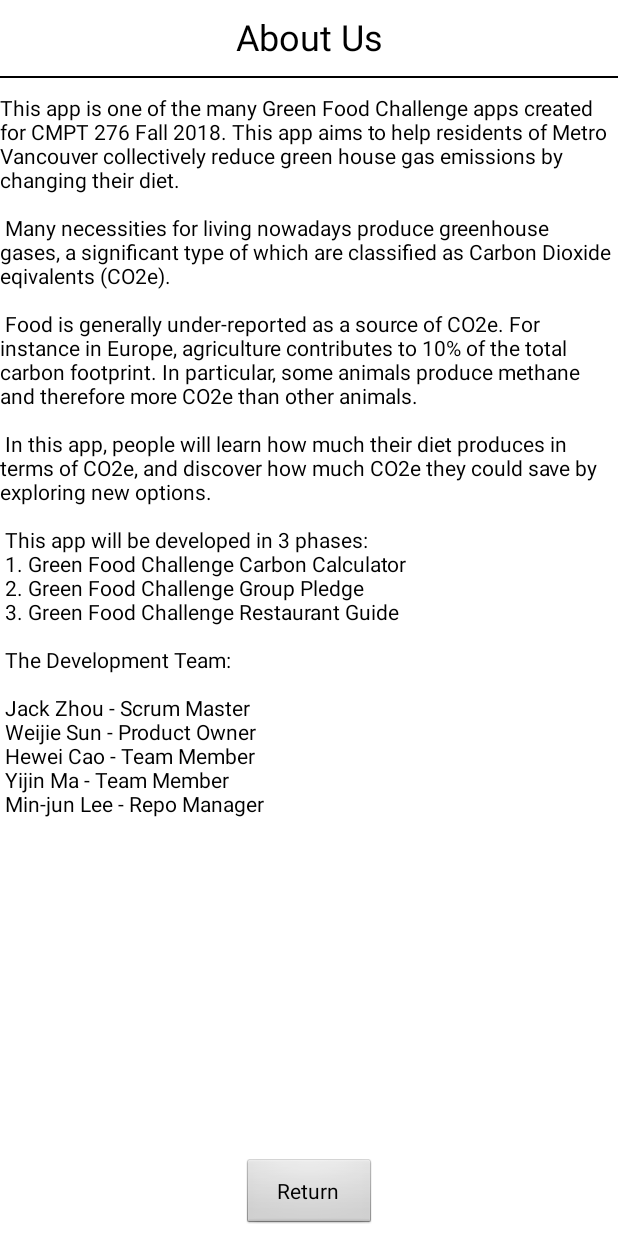
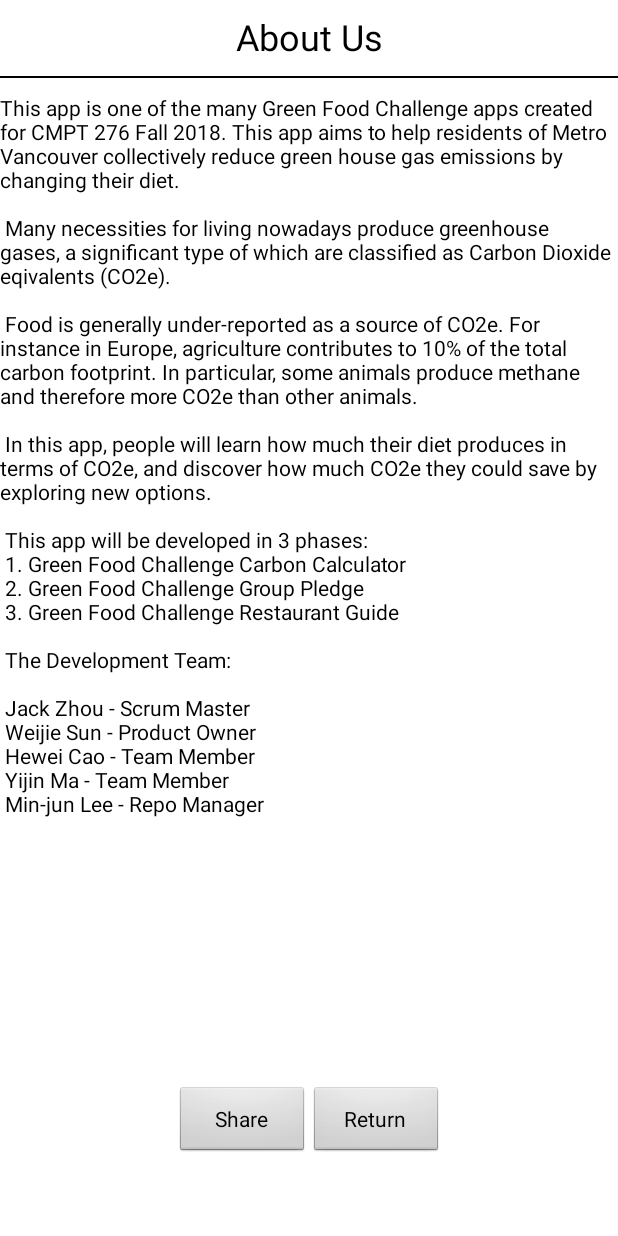
Before and after one commit to jryzkns/VerdeFoodChallenge, an Android app: the ActivityAboutUs screen opened directly, with no data from a screen before it, on a phone screen of 412 x 824 dp. Run offline under Robolectric (Android 15) with nearby library versions, the phone set to English and light mode, and no system bars.

Commit message:
basic sharing mechanism working.
follow up with this:
https://developers.facebook.com/docs/sharing/android

```diff
--- a/app/build.gradle
+++ b/app/build.gradle
@@ -25,4 +25,6 @@ dependencies {
     testImplementation 'junit:junit:4.12'
     androidTestImplementation 'com.android.support.test:runner:1.0.2'
     androidTestImplementation 'com.android.support.test.espresso:espresso-core:3.0.2'
+
+    implementation 'com.facebook.android:facebook-android-sdk:[4,5)'
 }
--- a/app/src/main/java/allinmain/cmpt276/verdefoodchallenge/ActivityAboutUs.java
+++ b/app/src/main/java/allinmain/cmpt276/verdefoodchallenge/ActivityAboutUs.java
@@ -1,13 +1,20 @@
 package allinmain.cmpt276.verdefoodchallenge;
 
 import android.app.Activity;
+import android.content.Intent;
 import android.os.Bundle;
 import android.view.View;
+import android.view.View.OnClickListener;
 import android.widget.Button;
 import android.widget.GridView;
 
-public class ActivityAboutUs extends Activity implements View.OnClickListener {
-    private Button iknow;
+public class ActivityAboutUs extends Activity implements OnClickListener {
+
+    private Button iknow,share;
+
+    Intent shareIntent;
+
+    String shareBody = "I am making positive change on the world with this app, come join me!";
 
     @Override
     protected void onCreate(Bundle savedInstanceState) {
@@ -20,6 +27,21 @@ public class ActivityAboutUs extends Activity implements View.OnClickListener {
     {
         iknow=(Button)this.findViewById(R.id.iknow);
         iknow.setOnClickListener(this);
+
+        share=(Button)this.findViewById(R.id.share);
+        share.setOnClickListener(new View.OnClickListener() {
+            @Override
+            public void onClick(View v){
+                shareIntent = new Intent(Intent.ACTION_SEND);
+                shareIntent.setType("test/pain");
+                shareIntent.putExtra(Intent.EXTRA_SUBJECT, "Verde Food Challenge!");
+                shareIntent.putExtra(Intent.EXTRA_TEXT, shareBody);
+                startActivity(Intent.createChooser(shareIntent, "Share to: "));
+
+            }
+
+        });
+
     }
     //Exit activity
     @Override
--- a/app/src/main/res/layout/activity_aboutus.xml
+++ b/app/src/main/res/layout/activity_aboutus.xml
@@ -34,6 +34,28 @@
     android:layout_marginTop="10dp"
     android:text="@string/about_info"/>
 
+    <LinearLayout
+        android:layout_width="wrap_content"
+        android:layout_height="0dp"
+        android:orientation="horizontal"
+        tools:layout_editor_absoluteX="128dp"
+        tools:layout_editor_absoluteY="141dp"
+        app:layout_constraintBottom_toBottomOf="parent"
+        app:layout_constraintLeft_toLeftOf="parent"
+        app:layout_constraintRight_toRightOf="parent">
+
+
+        <Button
+            android:id="@+id/share"
+            android:layout_width="89dp"
+            android:layout_height="wrap_content"
+            android:layout_marginBottom="52dp"
+            android:text="@string/share"
+            app:layout_constraintBottom_toBottomOf="parent"
+            app:layout_constraintHorizontal_bias="0.779"
+            app:layout_constraintLeft_toLeftOf="parent"
+            app:layout_constraintRight_toRightOf="parent" />
+
         <Button
             android:id="@+id/iknow"
             android:layout_width="89dp"
@@ -41,8 +63,12 @@
             android:layout_marginBottom="4dp"
             android:text="@string/ret"
             app:layout_constraintBottom_toBottomOf="parent"
+            app:layout_constraintHorizontal_bias="0.779"
             app:layout_constraintLeft_toLeftOf="parent"
             app:layout_constraintRight_toRightOf="parent" />
 
 
+    </LinearLayout>
+
+
 </android.support.constraint.ConstraintLayout>
--- a/app/src/main/res/values/strings.xml
+++ b/app/src/main/res/values/strings.xml
@@ -49,5 +49,8 @@
     <string name="random">Random</string>
     <string name="splash">Welcome to \nGreen Food Challenge!</string>
     <string name="start">Start</string>
+    <string name="share">Share</string>
+
+    <string name="facebook_app_id">2175579612701136</string>
 
 </resources>
--- a/build.gradle
+++ b/build.gradle
@@ -5,6 +5,7 @@ buildscript {
     repositories {
         google()
         jcenter()
+        mavenCentral()
     }
     dependencies {
         classpath 'com.android.tools.build:gradle:3.2.1'
```
Also changed, not shown: app/src/main/AndroidManifest.xml (+12 -0 lines), 1 other file. Lines whose indentation alone changed are shown as unchanged.
